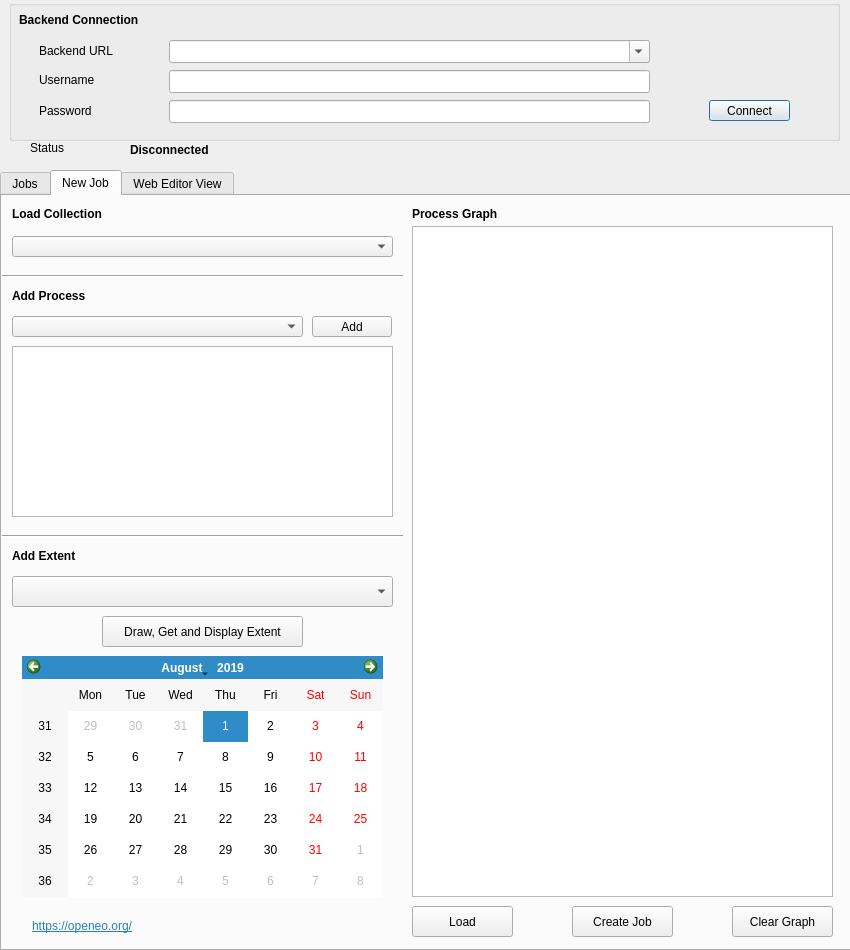
Before: the Qt Designer form openeo_connector_dialog_base.ui in Open-EO/openeo-qgis-plugin, drawn with Qt 5.
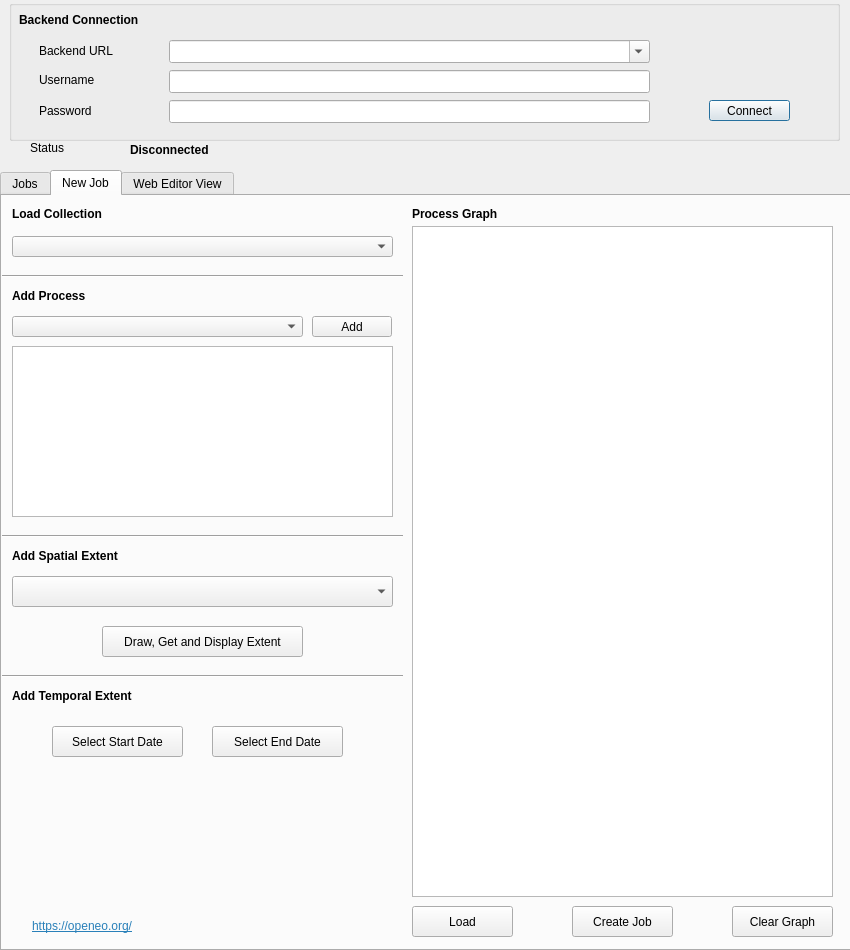
After: the same form once the commit is applied. Icons and pictures are not drawn.

Commit message: Improving Calendar Widget

```diff
--- a/openeo_connector_dialog_base.ui
+++ b/openeo_connector_dialog_base.ui
@@ -403,12 +403,12 @@
       <rect>
        <x>10</x>
        <y>350</y>
-       <width>101</width>
+       <width>131</width>
        <height>20</height>
       </rect>
      </property>
      <property name="text">
-      <string>&lt;html&gt;&lt;head/&gt;&lt;body&gt;&lt;p&gt;&lt;span style=&quot; font-weight:600;&quot;&gt;Add Extent&lt;/span&gt;&lt;/p&gt;&lt;/body&gt;&lt;/html&gt;</string>
+      <string>&lt;html&gt;&lt;head/&gt;&lt;body&gt;&lt;p&gt;&lt;span style=&quot; font-weight:600;&quot;&gt;Add Spatial Extent&lt;/span&gt;&lt;/p&gt;&lt;/body&gt;&lt;/html&gt;</string>
      </property>
      <property name="alignment">
       <set>Qt::AlignLeading|Qt::AlignLeft|Qt::AlignVCenter</set>
@@ -424,50 +424,6 @@
       </rect>
      </property>
     </widget>
-    <widget class="QCalendarWidget" name="calendarWidget">
-     <property name="enabled">
-      <bool>true</bool>
-     </property>
-     <property name="geometry">
-      <rect>
-       <x>20</x>
-       <y>460</y>
-       <width>361</width>
-       <height>241</height>
-      </rect>
-     </property>
-     <property name="accessibleDescription">
-      <string/>
-     </property>
-     <property name="layoutDirection">
-      <enum>Qt::LeftToRight</enum>
-     </property>
-     <property name="autoFillBackground">
-      <bool>true</bool>
-     </property>
-     <property name="locale">
-      <locale language="English" country="UnitedKingdom"/>
-     </property>
-     <property name="selectedDate">
-      <date>
-       <year>2019</year>
-       <month>8</month>
-       <day>1</day>
-      </date>
-     </property>
-     <property name="firstDayOfWeek">
-      <enum>Qt::Monday</enum>
-     </property>
-     <property name="selectionMode">
-      <enum>QCalendarWidget::SingleSelection</enum>
-     </property>
-     <property name="navigationBarVisible">
-      <bool>true</bool>
-     </property>
-     <property name="dateEditEnabled">
-      <bool>true</bool>
-     </property>
-    </widget>
     <widget class="QTableWidget" name="processTableWidget">
      <property name="geometry">
       <rect>
@@ -482,7 +438,7 @@
      <property name="geometry">
       <rect>
        <x>100</x>
-       <y>420</y>
+       <y>430</y>
        <width>201</width>
        <height>31</height>
       </rect>
@@ -491,6 +447,61 @@
       <string>Draw, Get and Display Extent</string>
      </property>
     </widget>
+    <widget class="QPushButton" name="startDate">
+     <property name="geometry">
+      <rect>
+       <x>50</x>
+       <y>530</y>
+       <width>131</width>
+       <height>31</height>
+      </rect>
+     </property>
+     <property name="text">
+      <string>Select Start Date</string>
+     </property>
+    </widget>
+    <widget class="QPushButton" name="endDate">
+     <property name="geometry">
+      <rect>
+       <x>210</x>
+       <y>530</y>
+       <width>131</width>
+       <height>31</height>
+      </rect>
+     </property>
+     <property name="text">
+      <string>Select End Date</string>
+     </property>
+    </widget>
+    <widget class="QLabel" name="label_9">
+     <property name="geometry">
+      <rect>
+       <x>10</x>
+       <y>490</y>
+       <width>161</width>
+       <height>20</height>
+      </rect>
+     </property>
+     <property name="text">
+      <string>&lt;html&gt;&lt;head/&gt;&lt;body&gt;&lt;p&gt;&lt;span style=&quot; font-weight:600;&quot;&gt;Add Temporal Extent&lt;/span&gt;&lt;/p&gt;&lt;/body&gt;&lt;/html&gt;</string>
+     </property>
+     <property name="alignment">
+      <set>Qt::AlignLeading|Qt::AlignLeft|Qt::AlignVCenter</set>
+     </property>
+    </widget>
+    <widget class="Line" name="line_3">
+     <property name="geometry">
+      <rect>
+       <x>0</x>
+       <y>470</y>
+       <width>401</width>
+       <height>20</height>
+      </rect>
+     </property>
+     <property name="orientation">
+      <enum>Qt::Horizontal</enum>
+     </property>
+    </widget>
     <zorder>processgraphEdit</zorder>
     <zorder>sendButton</zorder>
     <zorder>collectionBox</zorder>
```
Left out of the diff: 5 changed lines with no effect on the pictures. The commit also changes 1 other file.
